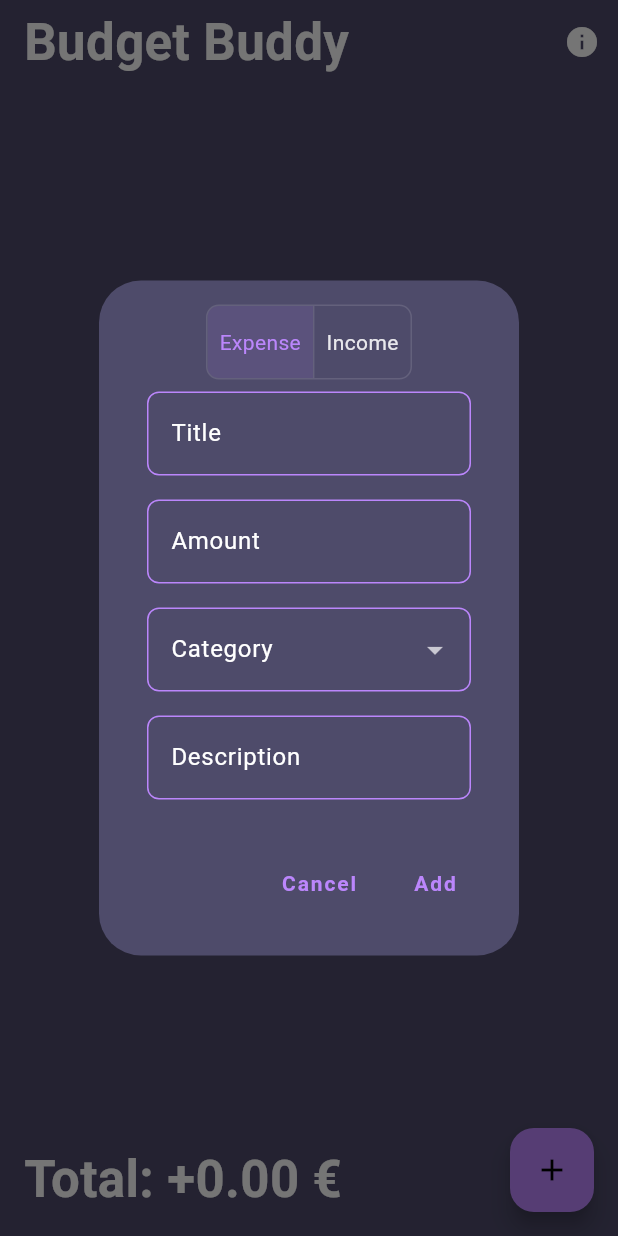
After one commit to maxj4/budget_buddy, a Flutter app: the screen it shows after launch, after a tap on the "add" icon, on a phone screen of 412 x 824 dp. The commit adds this screen. Run offline on Flutter 3.47's test engine with Material 3 defaults, Android fonts, the phone set to English and light mode, and no system bars; our stand-ins replace dartz, equatable, flutter_bloc, isar; accounts and stored records are empty; generated files the repository leaves out were written again.

Commit message:
adds reusable ExpenseDialog, adds edit dialog feature

```diff
--- /dev/null
+++ b/lib/presentation/widgets/expense_dialog.dart
@@ -0,0 +1,163 @@
+import 'package:budget_buddy/data/models/categories.dart';
+import 'package:budget_buddy/domain/entities/expense.dart';
+import 'package:flutter/material.dart';
+
+class ExpenseDialog extends StatefulWidget {
+  final Expense expense;
+  final bool isEditing;
+  final Function(Expense) onSave;
+
+  const ExpenseDialog({
+    super.key,
+    required this.expense,
+    required this.isEditing,
+    required this.onSave,
+  });
+
+  @override
+  State<ExpenseDialog> createState() => _ExpenseDialogState();
+}
+
+class _ExpenseDialogState extends State<ExpenseDialog> {
+  final _formKey = GlobalKey<FormState>();
+  late bool _isExpense;
+  late List<bool> _isSelected;
+  late Expense _expense;
+
+  @override
+  void initState() {
+    super.initState();
+    _expense = widget.expense;
+    _isExpense = _expense.amount >= 0;
+    _isSelected = [_isExpense, !_isExpense];
+  }
+
+  @override
+  Widget build(BuildContext context) {
+    bool isEditing = widget.isEditing;
+    return AlertDialog.adaptive(
+      content: SingleChildScrollView(
+        child: Form(
+          key: _formKey,
+          child: Column(
+            mainAxisSize: MainAxisSize.min,
+            children: [
+              ToggleButtons(
+                isSelected: _isSelected,
+                borderRadius: BorderRadius.circular(8),
+                onPressed: (index) {
+                  _isExpense = index == 0;
+                  _isSelected = List.generate(2, (i) => i == index);
+                  setState(() {});
+                },
+                children: const [
+                  Padding(
+                    padding: EdgeInsets.all(8.0),
+                    child: Text('Expense'),
+                  ),
+                  Padding(
+                    padding: EdgeInsets.all(8.0),
+                    child: Text('Income'),
+                  ),
+                ],
+              ),
+              Padding(
+                padding: const EdgeInsets.all(8.0),
+                child: TextFormField(
+                  initialValue: isEditing ? _expense.title : null,
+                  decoration: const InputDecoration(
+                    labelText: 'Title',
+                  ),
+                  validator: (value) {
+                    if (value == null || value.isEmpty) {
+                      return 'Please enter a title';
+                    }
+                    return null;
+                  },
+                  onSaved: (value) {
+                    _expense.title = value!;
+                  },
+                ),
+              ),
+              Padding(
+                padding: const EdgeInsets.all(8.0),
+                child: TextFormField(
+                  initialValue:
+                      isEditing ? _expense.amount.abs().toString() : null,
+                  decoration: const InputDecoration(
+                    labelText: 'Amount',
+                  ),
+                  keyboardType: TextInputType.number,
+                  validator: (value) {
+                    if (value == null || value.isEmpty) {
+                      return 'Please enter an amount';
+                    }
+                    if (double.tryParse(value) == null) {
+                      return 'Please enter a valid number';
+                    }
+                    return null;
+                  },
+                  onSaved: (value) {
+                    double amount = double.parse(value!);
+                    _expense.amount = _isExpense ? amount : -amount;
+                  },
+                ),
+              ),
+              Padding(
+                padding: const EdgeInsets.all(8.0),
+                child: DropdownButtonFormField<String>(
+                  value: _expense.category,
+                  decoration: const InputDecoration(
+                    labelText: 'Category',
+                  ),
+                  items: categories.map((category) {
+                    return DropdownMenuItem<String>(
+                      value: category,
+                      child: Text(category),
+                    );
+                  }).toList(),
+                  onChanged: (value) {},
+                  onSaved: (value) {
+                    if (value != null) {
+                      _expense.category = value.isNotEmpty ? value : null;
+                    }
+                  },
+                ),
+              ),
+              Padding(
+                padding: const EdgeInsets.all(8.0),
+                child: TextFormField(
+                  initialValue: isEditing ? _expense.description : null,
+                  decoration: const InputDecoration(
+                    labelText: 'Description',
+                  ),
+                  onSaved: (value) {
+                    _expense.description = value;
+                  },
+                ),
+              ),
+            ],
+          ),
+        ),
+      ),
+      actions: [
+        TextButton(
+          onPressed: () {
+            Navigator.of(context).pop();
+          },
+          child: const Text('Cancel'),
+        ),
+        TextButton(
+          onPressed: () {
+            if (_formKey.currentState!.validate()) {
+              _formKey.currentState!.save();
+              widget.onSave(_expense);
+              Navigator.of(context).pop();
+            }
+          },
+          child: Text(widget.isEditing ? 'Edit' : 'Add'),
+        ),
+      ],
+    );
+  }
+}
--- a/lib/presentation/widgets/expense_widget.dart
+++ b/lib/presentation/widgets/expense_widget.dart
@@ -1,6 +1,7 @@
 import 'package:budget_buddy/domain/entities/expense.dart';
 import 'package:budget_buddy/presentation/bloc/expense_bloc.dart';
 import 'package:budget_buddy/presentation/bloc/expense_event.dart';
+import 'package:budget_buddy/presentation/widgets/expense_dialog.dart';
 import 'package:flutter/material.dart';
 import 'package:flutter_bloc/flutter_bloc.dart';
 
@@ -11,7 +12,6 @@ class ExpenseWidget extends StatelessWidget {
 
   @override
   Widget build(BuildContext context) {
-    bool isExpense = expense.amount > 0;
     return Container(
       decoration: BoxDecoration(
         color: Theme.of(context).colorScheme.surface,
@@ -81,6 +81,21 @@ class ExpenseWidget extends StatelessWidget {
           shape: RoundedRectangleBorder(
             borderRadius: BorderRadius.circular(10),
           ),
+          onLongPress: () {
+            showAdaptiveDialog(
+              context: context,
+              builder: (BuildContext context) {
+                return ExpenseDialog(
+                  expense: expense,
+                  isEditing: true,
+                  onSave: (expense) {
+                    BlocProvider.of<ExpenseBloc>(context)
+                        .add(UpdateExpenseEvent(expense));
+                  },
+                );
+              },
+            );
+          },
           title: Text(expense.title,
               style: Theme.of(context).textTheme.headlineSmall),
           subtitle: Column(
@@ -88,7 +103,7 @@ class ExpenseWidget extends StatelessWidget {
               Row(
                 mainAxisAlignment: MainAxisAlignment.spaceBetween,
                 children: [
-                  isExpense
+                  expense.amount > 0
                       ? Text(
                           '-${expense.amount.toStringAsFixed(2)} €',
                           style: TextStyle(
```
Also changed, not shown: lib/presentation/widgets/add_expense_floating_action_button.dart (+12 -134 lines).
